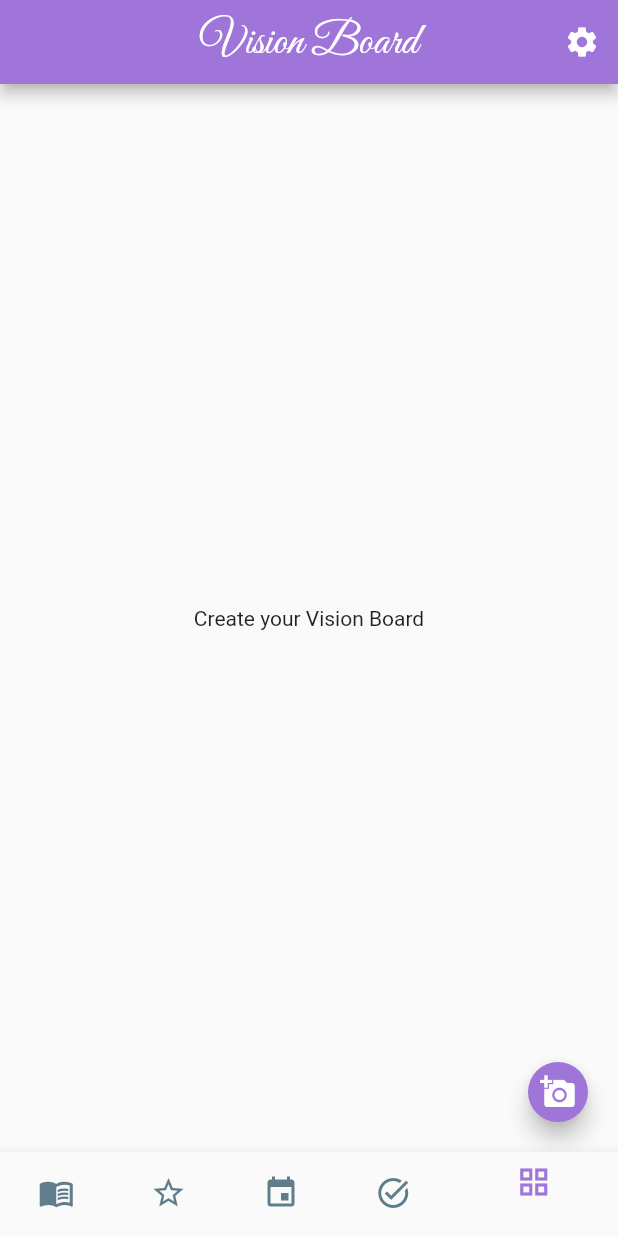
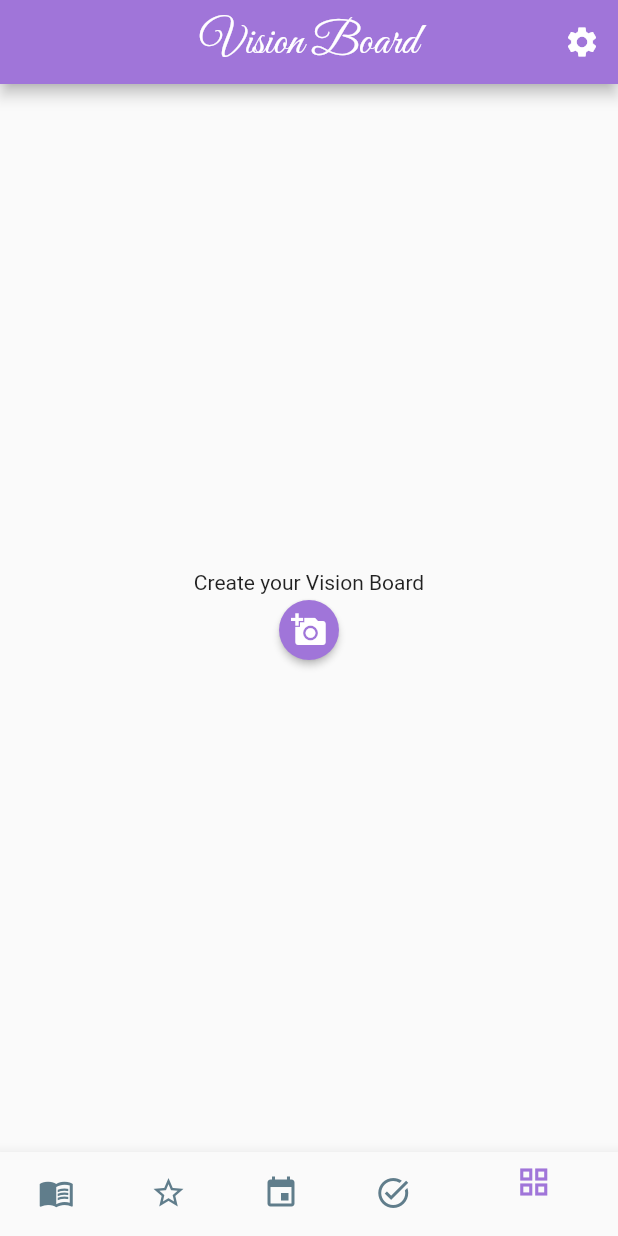
Before and after one commit to patrycjakoscielniak/bullet_journal, a Flutter app: the screen it shows once a user with an empty profile is signed in, on a phone screen of 412 x 824 dp. Run offline on Flutter 3.47's test engine with Material 2 defaults, Android fonts, the phone set to English and light mode, and no system bars; our stand-ins replace cloud_firestore, firebase_auth, firebase_core, firebase_storage, flutter_bloc, get_it and 3 more; missing offline and left inert: firebase_ui_auth, staggered_grid_view_flutter; accounts and stored records are empty.

Commit message:
Fix displaying after adding a photo

```diff
--- a/lib/app/screens/vision_board/cubit/vision_board_cubit.dart
+++ b/lib/app/screens/vision_board/cubit/vision_board_cubit.dart
@@ -39,7 +39,10 @@ class VisionBoardCubit extends Cubit<VisionBoardState> {
 
     _streamSubscription =
         _visionBoardRepository.getVisionBoardItemStream().listen((visionBoard) {
-      emit(VisionBoardState(items: visionBoard, status: Status.success));
+      emit(VisionBoardState(
+        items: visionBoard,
+        status: Status.success,
+      ));
     })
           ..onError((error) {
             emit(VisionBoardState(
--- a/lib/app/screens/vision_board/vision_board_page.dart
+++ b/lib/app/screens/vision_board/vision_board_page.dart
@@ -21,21 +21,18 @@ class _VisionBoardState extends State<VisionBoard> {
 
   @override
   Widget build(BuildContext context) {
-    return Scaffold(
-      body: BlocProvider(
-        create: (context) => VisionBoardCubit(VisionBoardRepository()),
+    return BlocProvider(
+      create: (context) => VisionBoardCubit(VisionBoardRepository())..start(),
       child: BlocBuilder<VisionBoardCubit, VisionBoardState>(
         builder: (context, state) {
           final images = state.items;
-            if (images == null) {
-              return const Center(
-                child: Text('Create your Vision Board'),
-              );
-            }
+          if (images != null) {
             for (final image in images) {
               allImages.add(image.image);
             }
-            return Padding(
+            if (allImages.isNotEmpty) {
+              return Scaffold(
+                body: Padding(
                   padding: const EdgeInsets.only(top: 8.0),
                   child: StaggeredGridView.countBuilder(
                     crossAxisCount: 2,
@@ -63,14 +60,11 @@ class _VisionBoardState extends State<VisionBoard> {
                       return StaggeredTile.count(1, index.isEven ? 1.2 : 1.8);
                     },
                   ),
-            );
-          },
-        ),
                 ),
                 floatingActionButton: FloatingActionButton(
                   onPressed: () async {
-          XFile? pickedFile =
-              await ImagePicker().pickImage(source: ImageSource.gallery);
+                    XFile? pickedFile = await ImagePicker()
+                        .pickImage(source: ImageSource.gallery);
                     setState(() {
                       pickedImage = pickedFile;
                       if (pickedImage != null) {
@@ -78,6 +72,9 @@ class _VisionBoardState extends State<VisionBoard> {
                       } else {
                         return;
                       }
+                      setState(() {
+                        allImages.clear();
+                      });
                     });
                   },
                   mini: true,
@@ -86,3 +83,40 @@ class _VisionBoardState extends State<VisionBoard> {
               );
             }
           }
+          return Scaffold(
+            body: Column(
+              mainAxisAlignment: MainAxisAlignment.center,
+              children: [
+                const Center(
+                  child: Text('Create your Vision Board'),
+                ),
+                ElevatedButton(
+                    onPressed: () async {
+                      XFile? pickedFile = await ImagePicker()
+                          .pickImage(source: ImageSource.gallery);
+                      setState(
+                        () {
+                          pickedImage = pickedFile;
+                          if (pickedImage != null) {
+                            context
+                                .read<VisionBoardCubit>()
+                                .addImage(pickedImage!);
+                          } else {
+                            return;
+                          }
+                        },
+                      );
+                    },
+                    style: ElevatedButton.styleFrom(
+                      shape: const CircleBorder(),
+                      fixedSize: const Size(40, 40),
+                    ),
+                    child: const Icon(Icons.add_a_photo))
+              ],
+            ),
+          );
+        },
+      ),
+    );
+  }
+}
```
Lines whose indentation alone changed are shown as unchanged.
